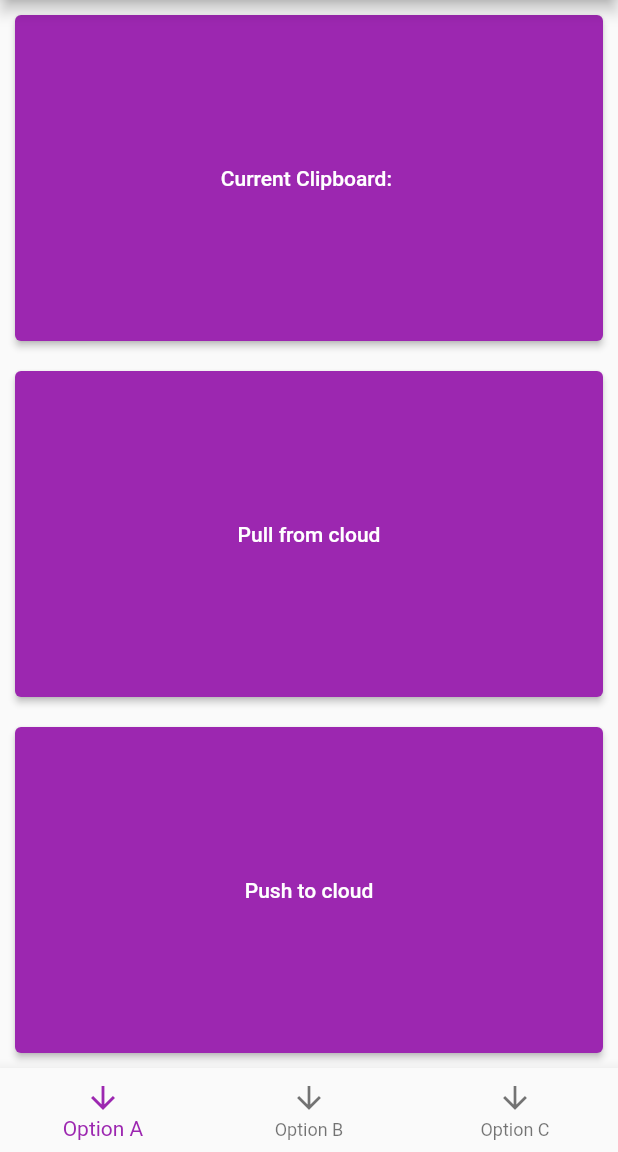
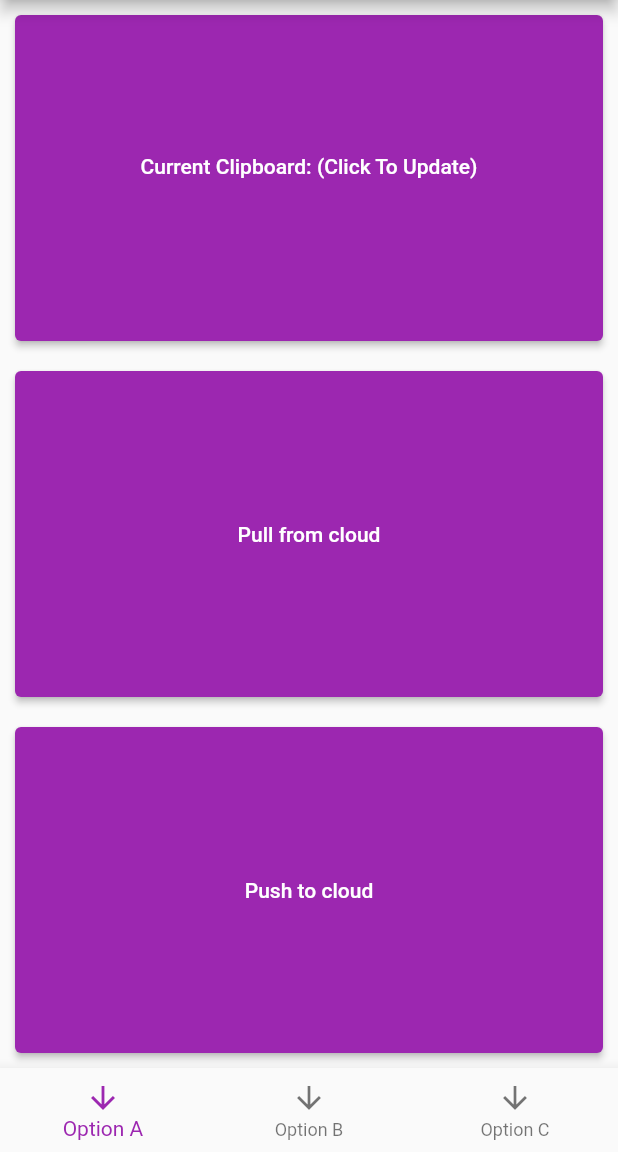
Before and after one commit to SentientMuffin/ClipStream, a Flutter app: the screen it shows after launch, on a phone screen of 412 x 824 dp, the part 84-1236 px from its top. Run offline on Flutter 3.47's test engine with Material 2 defaults, Android fonts, the phone set to English and light mode, and no system bars; missing offline and left inert: dart:ffi.

Commit message:
Basic functionality done

```diff
--- a/lib/jsonRequest.dart
+++ b/lib/jsonRequest.dart
@@ -8,7 +8,7 @@ class _StaticConst {
 
 class JsonRequest {
   String crudValue;
-  String entryID;
+  String clipID;
   String clipContent;
   // RequestBody requestValue;
 
@@ -17,12 +17,12 @@ class JsonRequest {
   //   this.requestValue = requestBody;
   // }
 
-  JsonRequest({ this.crudValue, this.entryID, this.clipContent });
+  JsonRequest({ this.crudValue, this.clipID, this.clipContent });
 
   String toJson() => json.encode({
     _StaticConst.CRUD_KEY: this.crudValue,
     _StaticConst.REQUEST_KEY: {
-      this.entryID: this.clipContent,
+      this.clipID: this.clipContent,
     },
   });
 
@@ -33,9 +33,9 @@ class JsonRequest {
 
 class GetRequest {
   String crudValue;
-  String clipId;
+  String clipID;
 
-  GetRequest({ this.crudValue, this.clipId });
+  GetRequest({ this.crudValue, this.clipID });
 
   // String toUri(String url) {
   //   return url + "?ClipID=\"" + clipId + "\"";
@@ -44,7 +44,7 @@ class GetRequest {
   String toJson() => json.encode({
     _StaticConst.CRUD_KEY: this.crudValue,
     _StaticConst.REQUEST_KEY: {
-      "ClipID": this.clipId,
+      "ClipID": this.clipID,
     }
   });
 
--- a/lib/main.dart
+++ b/lib/main.dart
@@ -54,54 +54,54 @@ class MyHomePage extends StatefulWidget {
 }
 
 class _MyHomePageState extends State<MyHomePage> {
-  int _counter = 0;
-  String _textValue = '';
+  String _clipBoardValue = '', _cloudPushStatus = '', _cloudPullStatus = '';
 
   // Temporary hardcoding
   String _url = 'https://pwot5ufm9b.execute-api.us-east-2.amazonaws.com/POC/clips';
 
-  void _incrementCounter() {
+  void clearOnScreenStatus() {
     setState(() {
-      // This call to setState tells the Flutter framework that something has
-      // changed in this State, which causes it to rerun the build method below
-      // so that the display can reflect the updated values. If we changed
-      // _counter without calling setState(), then the build method would not be
-      // called again, and so nothing would appear to happen.
-      _counter++;
+      _clipBoardValue = '';
+      _cloudPushStatus = '';
+      _cloudPullStatus = '';
     });
   }
 
-  void _getCloudClip() async {
-    var jsonRequest = new GetRequest(crudValue: 'GET', clipId: "Do not");
+  void _pullCloudClip() async {
+    var jsonRequest = new GetRequest(crudValue: 'GET', clipID: "WIP_MobilePhone");
     final response = await post(_url, body: jsonRequest.toJson());
 
     // JsonResponse jsonResponse = JsonResponse.fromJson(json.decode(response.body));
     Map<String, dynamic> responseMap = json.decode(response.body);
+    _setClipboard(responseMap["Item"]["Content"]["S"]);
 
     setState(() {
-      _textValue = responseMap["Item"]["Content"]["S"];
+      _cloudPullStatus = "\nContent pulled from cloud.";
     });
   }
 
   void _postCloudClip() async {
-    var jsonRequest = new JsonRequest(crudValue: 'POST', entryID: "Do not", clipContent: "Sprinkle");
+    String localClipBoardContent = _clipBoardValue.isEmpty ?
+      (await Clipboard.getData(Clipboard.kTextPlain)).text : _clipBoardValue;
+
+    var jsonRequest = new JsonRequest(crudValue: 'POST', clipID: "WIP_MobilePhone", clipContent: _clipBoardValue);
     final response = await post(_url, body: jsonRequest.toJson());
 
     // Update UI with response message for debugging purposes
     setState(() {
-      _textValue = response.body;
+      _cloudPushStatus = response.body;
     });
   }
 
-  void _setClipboard() async {
-    ClipboardData data = ClipboardData(text: 'Override $_counter');
+  void _setClipboard(String value) async {
+    ClipboardData data = ClipboardData(text: value);
     await Clipboard.setData(data);
   }
 
   void _getClipboard() async {
     ClipboardData data = await Clipboard.getData(Clipboard.kTextPlain);
     setState(() {
-      _textValue = data.text;
+      _clipBoardValue = data.text;
     });
   }
 
@@ -134,54 +134,17 @@ class _MyHomePageState extends State<MyHomePage> {
 
   @override
   Widget build(BuildContext context) {
-    // This method is rerun every time setState is called, for instance as done
-    // by the _incrementCounter method above.
-    //
-    // The Flutter framework has been optimized to make rerunning build methods
-    // fast, so that you can just rebuild anything that needs updating rather
-    // than having to individually change instances of widgets.
     return Scaffold(
       appBar: AppBar(
-        // Here we take the value from the MyHomePage object that was created by
-        // the App.build method, and use it to set our appbar title.
         title: Text(widget.title),
       ),
       body: Center(
-        // Center is a layout widget. It takes a single child and positions it
-        // in the middle of the parent.
         child: Column(
-          // Column is also a layout widget. It takes a list of children and
-          // arranges them vertically. By default, it sizes itself to fit its
-          // children horizontally, and tries to be as tall as its parent.
-          //
-          // Invoke "debug painting" (press "p" in the console, choose the
-          // "Toggle Debug Paint" action from the Flutter Inspector in Android
-          // Studio, or the "Toggle Debug Paint" command in Visual Studio Code)
-          // to see the wireframe for each widget.
-          //
-          // Column has various properties to control how it sizes itself and
-          // how it positions its children. Here we use mainAxisAlignment to
-          // center the children vertically; the main axis here is the vertical
-          // axis because Columns are vertical (the cross axis would be
-          // horizontal).
           mainAxisAlignment: MainAxisAlignment.center,
           children: <Widget>[
-            mainButton(_incrementCounter, 'Current Clipboard: $_textValue'),
-            mainButton(_incrementCounter, 'Pull from cloud'),
-            mainButton(_incrementCounter, 'Push to cloud'),
-            // Text(
-            //   'Pasting text from clipboard below',
-            // ),
-            // Text(
-            //   '$_textValue',
-            // ),
-            // Text(
-            //   'You have pushed the button this many times:',
-            // ),
-            // Text(
-            //   '$_counter',
-            //   style: Theme.of(context).textTheme.headline4,
-            // ),
+            mainButton(_getClipboard, 'Current Clipboard: (Click To Update)\n$_clipBoardValue'),
+            mainButton(_pullCloudClip, 'Pull from cloud$_cloudPullStatus'),
+            mainButton(_postCloudClip, 'Push to cloud$_cloudPushStatus'),
           ],
         ),
       ),
@@ -192,36 +155,6 @@ class _MyHomePageState extends State<MyHomePage> {
           BottomNavigationBarItem(label: "Option C", icon: Icon(Icons.arrow_downward_sharp)),
         ],
       ),
-      // floatingActionButton: Container(
-      //   margin: EdgeInsets.only(left: 15, right: 15),
-      //   // width: MediaQuery.of(context).size.width - 40,
-      //   // decoration: borderLines(),
-      //   child: Row(
-      //     mainAxisAlignment: MainAxisAlignment.spaceBetween,
-      //     children: [
-      //       FloatingActionButton(
-      //         onPressed: _setClipboard,
-      //         child: Icon(Icons.arrow_downward_sharp),
-      //       ),
-      //       FloatingActionButton(
-      //         onPressed: () {
-      //           _getClipboard();
-      //           _postCloudClip();
-      //         },
-      //         child: Icon(Icons.slideshow_sharp),
-      //       ),
-      //       FloatingActionButton(
-      //         onPressed: () {
-      //           _incrementCounter();
-      //           _getCloudClip();
-      //         },
-      //         tooltip: 'Increment',
-      //         child: Icon(Icons.arrow_upward_sharp),
-      //       ),
-      //     ], // <Widget>[]
-      //   ),
-      // ),
-      // floatingActionButtonLocation: FloatingActionButtonLocation.centerFloat,
     );
   }
 }
```
